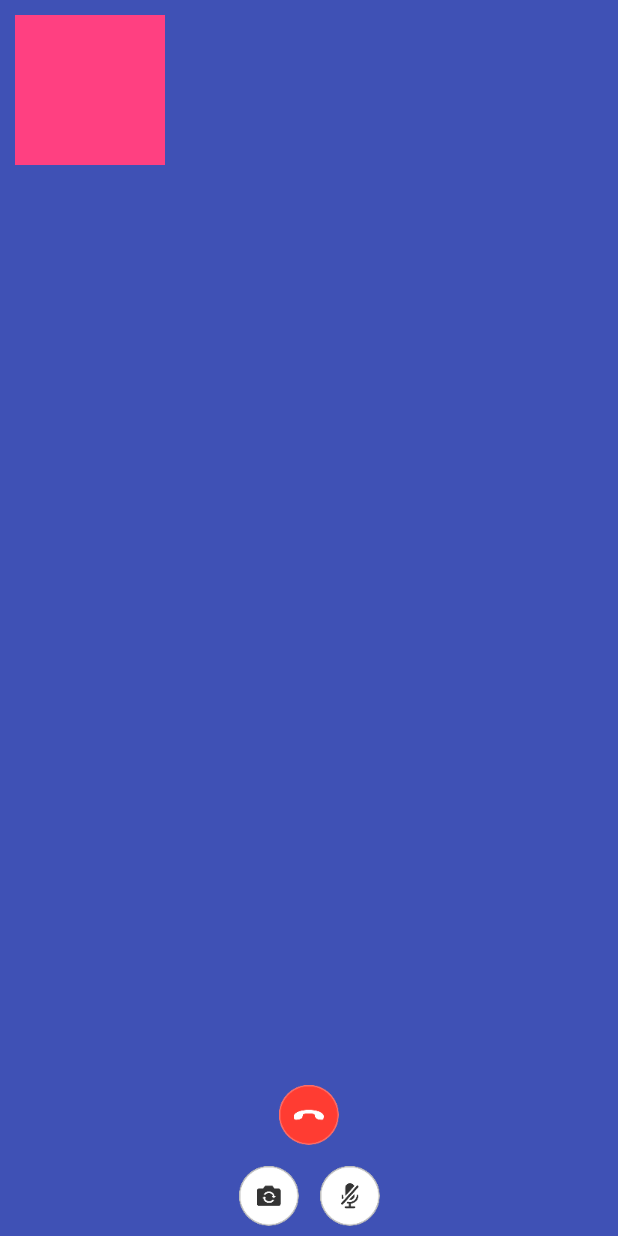
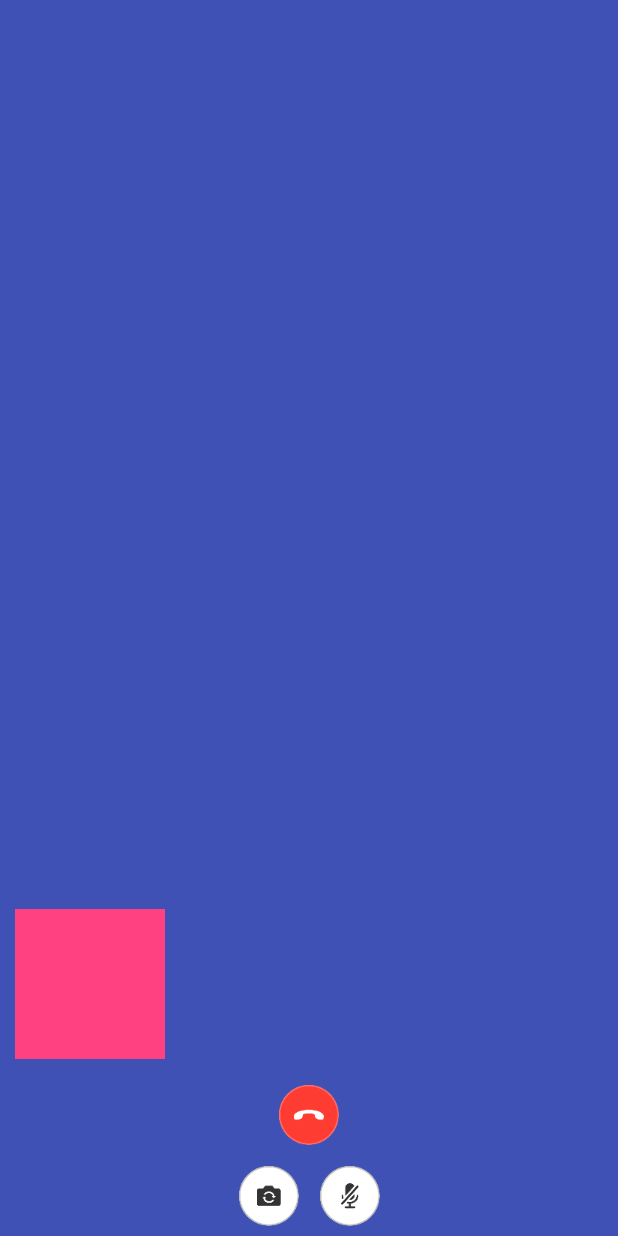
Before and after one commit to amsibsam/madura, an Android app: the layout activity_sample_call.xml on its own in the app's theme, with its tools: preview values and no code run, on a phone screen of 412 x 824 dp. Run offline under Robolectric (Android 15) with nearby library versions, the phone set to English and light mode, and no system bars.

```diff
--- a/app/src/main/java/android/rahardyan/tescallmodularity/CallLibrary/AgoraExample.java
+++ b/app/src/main/java/android/rahardyan/tescallmodularity/CallLibrary/AgoraExample.java
@@ -101,7 +101,6 @@ public class AgoraExample extends CallLibrary implements AGEventHandler {
         rootContainer.addView(localVideo);
         worker().preview(true, localVideo, 0);
 
-
         Log.d("amsibsam", "root set");
     }
 
@@ -167,7 +166,8 @@ public class AgoraExample extends CallLibrary implements AGEventHandler {
                 rtcEngine().setupRemoteVideo(new VideoCanvas(remoteVideo, VideoCanvas.RENDER_MODE_HIDDEN, uid));
 
                 rootContainer.removeAllViews();
-
+                smallVideoView.removeAllViews();
+                rootContainer.addView(remoteVideo);
                 smallVideoView.addView(localVideo);
             }
         });
--- a/app/src/main/res/layout/activity_sample_call.xml
+++ b/app/src/main/res/layout/activity_sample_call.xml
@@ -10,13 +10,7 @@
         android:layout_height="match_parent"
         android:id="@+id/root_container"
         android:background="@color/colorPrimary">
-    </RelativeLayout>
-    <RelativeLayout
-        android:id="@+id/small_video_container"
-        android:background="@color/colorAccent"
-        android:layout_width="100dp"
-        android:layout_height="100dp"
-        android:layout_margin="10dp">
+
     </RelativeLayout>
 
     <RelativeLayout
@@ -30,6 +24,13 @@
             android:layout_alignParentStart="true"
             android:layout_alignParentLeft="true"
             android:layout_alignParentBottom="true">
+            <RelativeLayout
+                android:id="@+id/small_video_container"
+                android:background="@color/colorAccent"
+                android:layout_width="100dp"
+                android:layout_height="100dp"
+                android:layout_margin="10dp">
+            </RelativeLayout>
             <ImageView
                 android:id="@+id/bottom_action_end_call"
                 android:layout_width="54dp"
```
